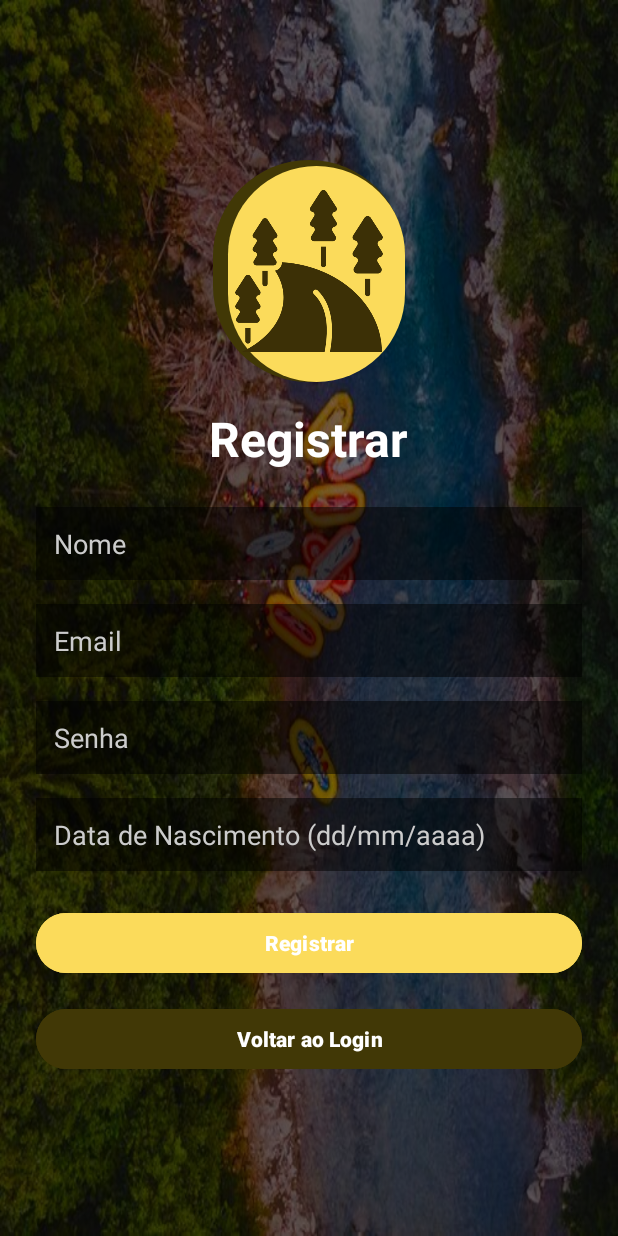
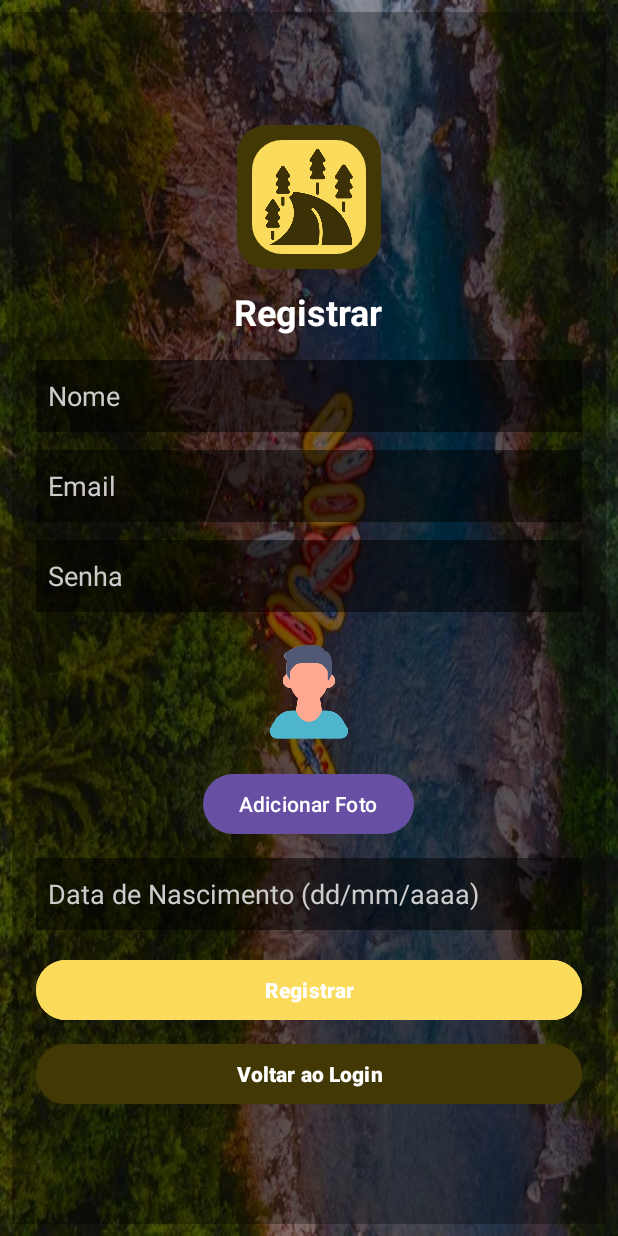
Before and after one commit to JoaoFrancoo/appProjeto, an Android app: the RegisterActivity screen opened directly, with no data from a screen before it, on a phone screen of 412 x 824 dp. Run offline under Robolectric (Android 15) with nearby library versions, the phone set to English and light mode, and no system bars; our stand-ins replace Firebase (no records; nobody signed in at launch, a user with empty details on screens opened directly).

Commit message:
update avatar de perfil

```diff
--- a/appProjeto/app/build.gradle.kts
+++ b/appProjeto/app/build.gradle.kts
@@ -54,6 +54,7 @@ dependencies {
     implementation(libs.play.services.location)
     implementation(libs.firebase.auth.ktx)
     implementation(libs.firebase.firestore.ktx)
+    implementation(libs.firebase.storage.ktx)
     testImplementation(libs.junit)
     androidTestImplementation(libs.androidx.junit)
     androidTestImplementation(libs.androidx.espresso.core)
--- a/appProjeto/app/src/main/res/drawable/circle_with_shadow.xml
+++ b/appProjeto/app/src/main/res/drawable/circle_with_shadow.xml
@@ -2,13 +2,13 @@
     <item>
         <shape>
             <solid android:color="#413806" />
-            <corners android:radius="150dp" />
+            <corners android:radius="20dp" />
         </shape>
     </item>
-    <item android:top="4dp" android:left="10dp">
+    <item android:top="10dp" android:left="10dp" android:bottom="10dp" android:right="10dp">
         <shape>
             <solid android:color="#FBDB5B" />
-            <corners android:radius="100dp" />
+            <corners android:radius="20dp" />
         </shape>
     </item>
 </layer-list>
--- a/appProjeto/app/src/main/res/layout/activity_register.xml
+++ b/appProjeto/app/src/main/res/layout/activity_register.xml
@@ -7,7 +7,7 @@
     android:layout_width="match_parent"
     android:layout_height="match_parent"
     android:background="@drawable/loginBackground"
-    android:padding="16dp"
+    android:padding="8dp"
     tools:context=".RegisterActivity">
 
     <!-- Sombra escura sobre a imagem de fundo -->
@@ -23,18 +23,18 @@
         android:layout_height="match_parent"
         android:orientation="vertical"
         android:gravity="center"
-        android:padding="24dp">
+        android:padding="16dp">
 
         <!-- Logo do Registro -->
         <ImageView
             android:id="@+id/ivLogo"
-            android:layout_width="128dp"
-            android:layout_height="148dp"
+            android:layout_width="96dp"
+            android:layout_height="96dp"
             android:layout_gravity="center"
-            android:layout_marginBottom="16dp"
+            android:layout_marginBottom="12dp"
             android:src="@drawable/LogoGrande"
             android:background="@drawable/circle_with_shadow"
-            android:padding="20dp"
+            android:padding="16dp"
             android:contentDescription="Logo do Registro"
             android:scaleType="centerCrop" />
 
@@ -44,23 +44,22 @@
             android:layout_width="wrap_content"
             android:layout_height="wrap_content"
             android:layout_gravity="center"
-            android:layout_marginBottom="24dp"
+            android:layout_marginBottom="16dp"
             android:text="Registrar"
             android:textColor="@android:color/white"
-            android:textSize="32sp"
+            android:textSize="24sp"
             android:textStyle="bold" />
 
         <!-- Campo Nome -->
         <EditText
             android:id="@+id/etName"
             android:layout_width="match_parent"
-            android:layout_height="wrap_content"
-            android:layout_marginBottom="16dp"
+            android:layout_height="48dp"
+            android:layout_marginBottom="12dp"
             android:hint="Nome"
             android:inputType="textPersonName"
-            android:padding="12dp"
+            android:padding="8dp"
             android:background="#80000000"
-            android:alpha="2"
             android:textColor="@android:color/white"
             android:textColorHint="#CCCCCC" />
 
@@ -68,13 +67,12 @@
         <EditText
             android:id="@+id/etEmail"
             android:layout_width="match_parent"
-            android:layout_height="wrap_content"
-            android:layout_marginBottom="16dp"
+            android:layout_height="48dp"
+            android:layout_marginBottom="12dp"
             android:hint="Email"
             android:inputType="textEmailAddress"
-            android:padding="12dp"
+            android:padding="8dp"
             android:background="#80000000"
-            android:alpha="2"
             android:textColor="@android:color/white"
             android:textColorHint="#CCCCCC" />
 
@@ -82,46 +80,62 @@
         <EditText
             android:id="@+id/etPassword"
             android:layout_width="match_parent"
-            android:layout_height="wrap_content"
-            android:layout_marginBottom="16dp"
+            android:layout_height="48dp"
+            android:layout_marginBottom="12dp"
             android:hint="Senha"
             android:inputType="textPassword"
-            android:padding="12dp"
+            android:padding="8dp"
             android:background="#80000000"
-            android:alpha="2"
             android:textColor="@android:color/white"
             android:textColorHint="#CCCCCC" />
+
+        <!-- Foto de perfil -->
+        <ImageView
+            android:id="@+id/profileImageView"
+            android:layout_width="80dp"
+            android:layout_height="80dp"
+            android:layout_marginBottom="12dp"
+            android:contentDescription="Foto de perfil"
+            android:src="@drawable/profile_foto"
+            android:scaleType="centerCrop" />
+
+        <!-- Botão Selecionar Foto -->
+        <Button
+            android:id="@+id/btnSelectPhoto"
+            android:layout_width="wrap_content"
+            android:layout_height="wrap_content"
+            android:layout_marginBottom="12dp"
+            android:text="Adicionar Foto" />
 
         <!-- Campo Data de Nascimento -->
         <EditText
             android:id="@+id/etBirthDate"
             android:layout_width="match_parent"
-            android:layout_height="wrap_content"
-            android:layout_marginBottom="24dp"
+            android:layout_height="48dp"
+            android:layout_marginBottom="16dp"
             android:hint="Data de Nascimento (dd/mm/aaaa)"
             android:inputType="date"
-            android:padding="12dp"
+            android:padding="8dp"
             android:background="#80000000"
-            android:alpha="2"
             android:textColor="@android:color/white"
             android:textColorHint="#CCCCCC" />
 
-        <!-- Botão de Registrar -->
+        <!-- Botão Registrar -->
         <Button
             android:id="@+id/btnRegister"
             android:layout_width="match_parent"
-            android:layout_height="wrap_content"
-            android:layout_marginBottom="16dp"
+            android:layout_height="48dp"
+            android:layout_marginBottom="8dp"
             android:backgroundTint="#fbdb5b"
             android:text="Registrar"
             android:textColor="@android:color/white"
             android:textStyle="bold" />
 
-        <!-- Botão de Voltar ao Login -->
+        <!-- Botão Voltar ao Login -->
         <Button
             android:id="@+id/btnBackToLogin"
             android:layout_width="match_parent"
-            android:layout_height="wrap_content"
+            android:layout_height="48dp"
             android:backgroundTint="#413806"
             android:text="Voltar ao Login"
             android:textColor="@android:color/white"
--- a/appProjeto/gradle/libs.versions.toml
+++ b/appProjeto/gradle/libs.versions.toml
@@ -13,6 +13,7 @@ volley = "1.2.1"
 playServicesLocation = "21.3.0"
 firebaseAuthKtx = "23.1.0"
 firebaseFirestoreKtx = "25.1.1"
+firebaseStorageKtx = "21.0.1"
 
 [libraries]
 androidx-core-ktx = { group = "androidx.core", name = "core-ktx", version.ref = "coreKtx" }
@@ -27,6 +28,7 @@ volley = { group = "com.android.volley", name = "volley", version.ref = "volley"
 play-services-location = { group = "com.google.android.gms", name = "play-services-location", version.ref = "playServicesLocation" }
 firebase-auth-ktx = { group = "com.google.firebase", name = "firebase-auth-ktx", version.ref = "firebaseAuthKtx" }
 firebase-firestore-ktx = { group = "com.google.firebase", name = "firebase-firestore-ktx", version.ref = "firebaseFirestoreKtx" }
+firebase-storage-ktx = { group = "com.google.firebase", name = "firebase-storage-ktx", version.ref = "firebaseStorageKtx" }
 
 [plugins]
 android-application = { id = "com.android.application", version.ref = "agp" }
```
Also changed, not shown: appProjeto/app/src/main/AndroidManifest.xml (+10 -0 lines), appProjeto/app/src/main/java/com/example/appprojeto/RegisterActivity.kt (+92 -28 lines), appProjeto/app/src/main/res/layout/activity_splash.xml (+5 -2 lines), appProjeto/app/src/main/res/drawable/profile_foto.png (added).
